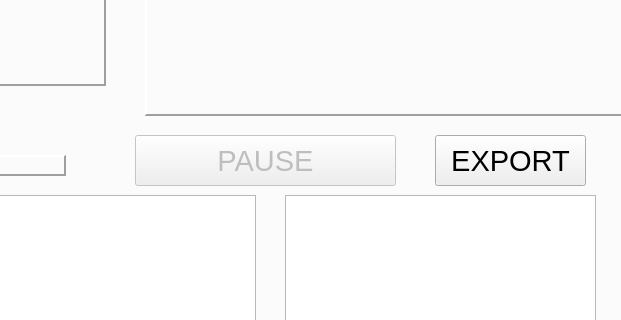
Old version of the form QTDESIGNER INTERFACES/MAIN-WINDOW-FINAL-DESIGN.ui in the repository peteskylight/WORKING_THESIS; both pictures show x 655 to 1276 and y 268 to 588 of the 1276 by 706 pixel window.
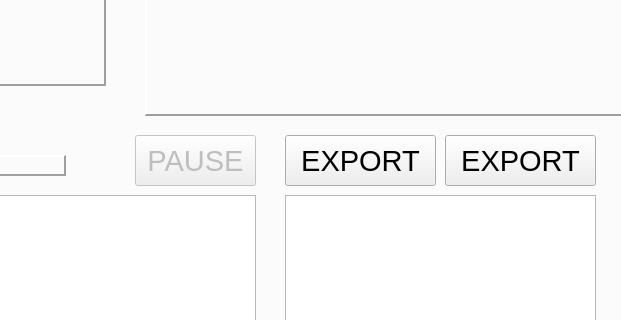
New version of the form.

Commit message:
Hard coded PDF report export
-There is issue with regards to using the whole template file
-graphs still needed fix
-no heatmap

The edit to the form file:
```diff
--- a/QTDESIGNER INTERFACES/MAIN-WINDOW-FINAL-DESIGN.ui
+++ b/QTDESIGNER INTERFACES/MAIN-WINDOW-FINAL-DESIGN.ui
@@ -1405,7 +1405,7 @@
        <rect>
         <x>640</x>
         <y>320</y>
-        <width>261</width>
+        <width>121</width>
         <height>51</height>
        </rect>
       </property>
@@ -1485,7 +1485,28 @@
       </property>
       <property name="geometry">
        <rect>
-        <x>940</x>
+        <x>790</x>
+        <y>320</y>
+        <width>151</width>
+        <height>51</height>
+       </rect>
+      </property>
+      <property name="font">
+       <font>
+        <pointsize>22</pointsize>
+       </font>
+      </property>
+      <property name="text">
+       <string>EXPORT</string>
+      </property>
+     </widget>
+     <widget class="QPushButton" name="export_3">
+      <property name="enabled">
+       <bool>true</bool>
+      </property>
+      <property name="geometry">
+       <rect>
+        <x>950</x>
         <y>320</y>
         <width>151</width>
         <height>51</height>
```
The commit also changes 15 other files.
